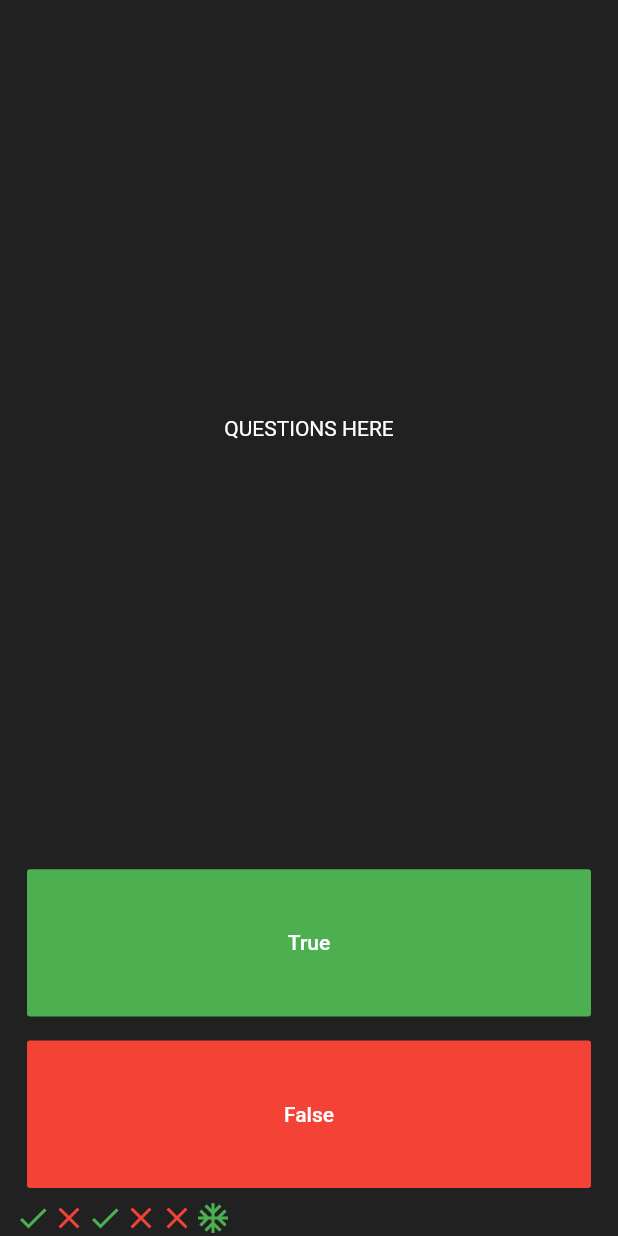
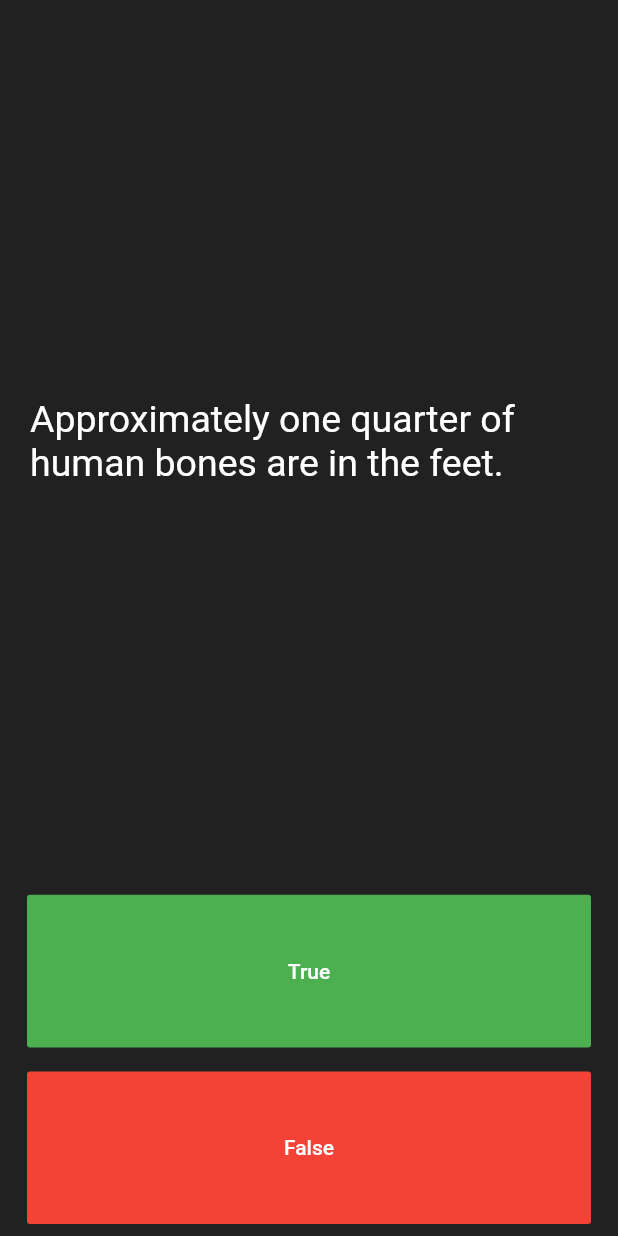
Before and after one commit to Lincxx/Flutter-Quizzet, a Flutter app: the screen it shows after launch, after a tap on "True", on a phone screen of 412 x 824 dp. Run offline on Flutter 3.47's test engine with Material 2 defaults, Android fonts, the phone set to English and light mode, and no system bars.

Commit message:
added in new List of questions and counter variable to keep help keep track

```diff
--- a/lib/main.dart
+++ b/lib/main.dart
@@ -8,6 +8,7 @@ class Quizzet extends StatelessWidget {
   @override
   Widget build(BuildContext context) {
     return MaterialApp(
+      debugShowCheckedModeBanner: false,
       home: Scaffold(
         backgroundColor: Colors.grey.shade900,
         body: SafeArea(
@@ -27,28 +28,15 @@ class QuizPage extends StatefulWidget {
 }
 
 class _QuizPageState extends State<QuizPage> {
-  List<Icon> scoreKeeper = [
-    Icon(
-      Icons.check,
-      color: Colors.green,
-    ),
-    Icon(
-      Icons.close,
-      color: Colors.red,
-    ),
-    Icon(
-      Icons.check,
-      color: Colors.green,
-    ),
-    Icon(
-      Icons.close,
-      color: Colors.red,
-    ),
-    Icon(
-      Icons.close,
-      color: Colors.red,
-    ),
+  List<Icon> scoreKeeper = [];
+
+  List<String> questions = [
+    'You can lead a cow down stairs but not up stairs.',
+    'Approximately one quarter of human bones are in the feet.',
+    'A slug\'s blood is green.'
   ];
+
+  int questionNumber = 0;
 
   @override
   Widget build(BuildContext context) {
@@ -62,8 +50,8 @@ class _QuizPageState extends State<QuizPage> {
             padding: EdgeInsets.all(10.0),
             child: Center(
               child: Text(
-                "QUESTIONS HERE",
-                style: TextStyle(color: Colors.white),
+                questions[questionNumber],
+                style: TextStyle(color: Colors.white, fontSize: 25.0),
               ),
             ),
           ),
@@ -77,10 +65,7 @@ class _QuizPageState extends State<QuizPage> {
               child: Text("True"),
               onPressed: () {
                 setState(() {
-                  scoreKeeper.add(Icon(
-                    Icons.ac_unit,
-                    color: Colors.green,
-                  ));
+                  questionNumber++;
                 });
               },
             ),
@@ -91,9 +76,13 @@ class _QuizPageState extends State<QuizPage> {
             padding: const EdgeInsets.all(8.0),
             child: FlatButton(
               color: Colors.red,
-              onPressed: () {},
               textColor: Colors.white,
               child: Text("False"),
+              onPressed: () {
+                setState(() {
+                  questionNumber++;
+                });
+              },
             ),
           ),
         ),
@@ -104,3 +93,9 @@ class _QuizPageState extends State<QuizPage> {
     );
   }
 }
+
+/*
+question1: 'You can lead a cow down stairs but not up stairs.', false,
+question2: 'Approximately one quarter of human bones are in the feet.', true,
+question3: 'A slug\'s blood is green.', true,
+*/
```
